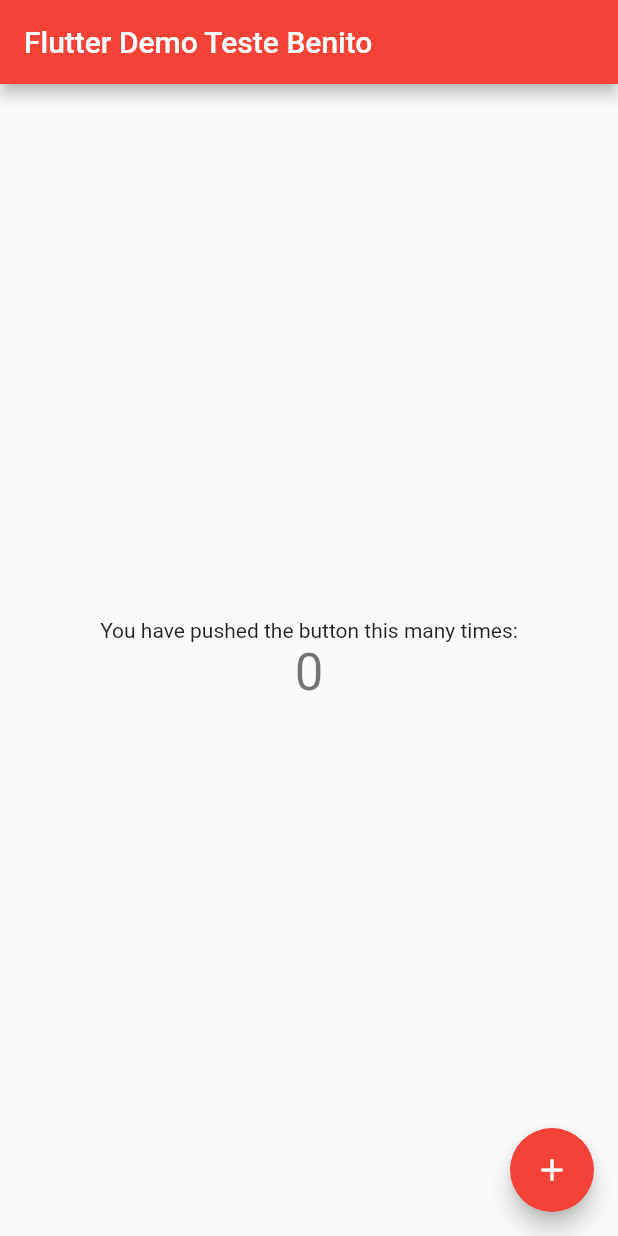
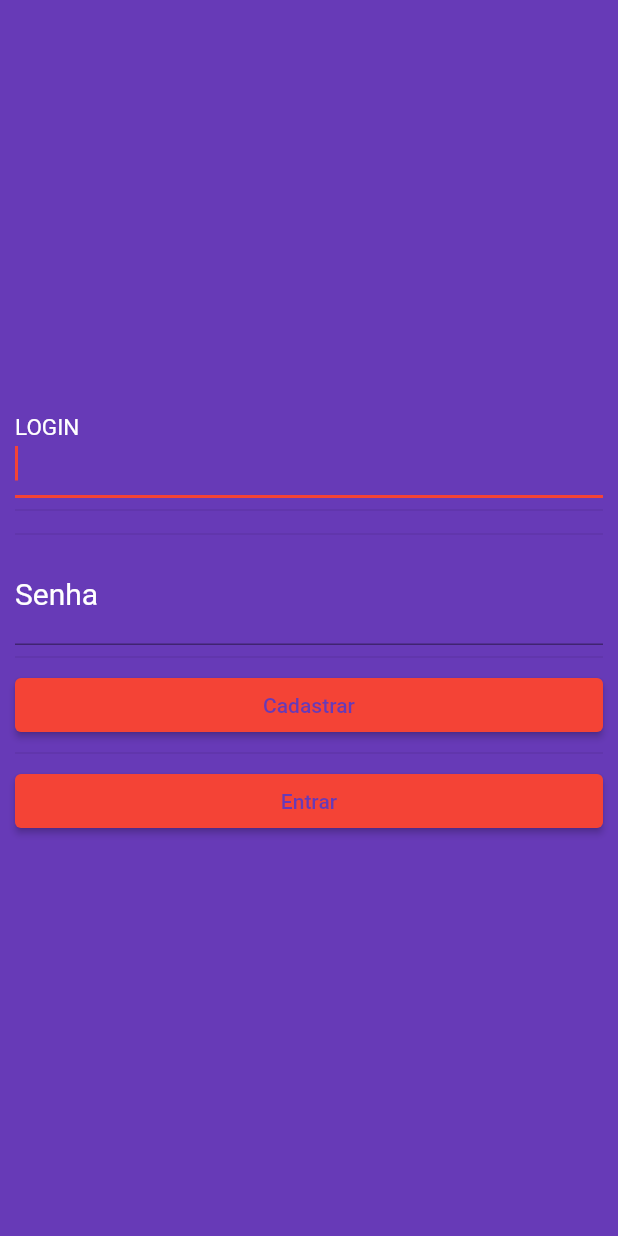
Before and after one commit to BenitoCabral/Vendas_app, a Flutter app: the screen it shows after launch, on a phone screen of 412 x 824 dp. Run offline on Flutter 3.47's test engine with Material 2 defaults, Android fonts, the phone set to English and light mode, and no system bars.

Commit message:
criando tela de login
criando tela

```diff
--- a/lib/main.dart
+++ b/lib/main.dart
@@ -1,113 +1,18 @@
 import 'package:flutter/material.dart';
+import 'package:vendas_app/pages/login.page.dart';
 
-void main() {
-  runApp(MyApp());
-}
+void main() => runApp(MyApp());
 
 class MyApp extends StatelessWidget {
   // This widget is the root of your application.
   @override
   Widget build(BuildContext context) {
     return MaterialApp(
-      title: 'Flutter Demo',
-      theme: ThemeData(
-        // This is the theme of your application.
-        //
-        // Try running your application with "flutter run". You'll see the
-        // application has a blue toolbar. Then, without quitting the app, try
-        // changing the primarySwatch below to Colors.green and then invoke
-        // "hot reload" (press "r" in the console where you ran "flutter run",
-        // or simply save your changes to "hot reload" in a Flutter IDE).
-        // Notice that the counter didn't reset back to zero; the application
-        // is not restarted.
-        primarySwatch: Colors.red,
-      ),
-      home: MyHomePage(title: 'Flutter Demo Teste Benito'),
+      title: 'MyApp',
+      debugShowCheckedModeBanner: false,
+      theme: ThemeData(primarySwatch: Colors.red),
+      home: LoginPage(),
+      //home: MyHomePage(title: 'Flutter Demo Teste Daniel'),
     );
   }
 }
-
-class MyHomePage extends StatefulWidget {
-  MyHomePage({Key? key, required this.title}) : super(key: key);
-
-  // This widget is the home page of your application. It is stateful, meaning
-  // that it has a State object (defined below) that contains fields that affect
-  // how it looks.
-
-  // This class is the configuration for the state. It holds the values (in this
-  // case the title) provided by the parent (in this case the App widget) and
-  // used by the build method of the State. Fields in a Widget subclass are
-  // always marked "final".
-
-  final String title;
-
-  @override
-  _MyHomePageState createState() => _MyHomePageState();
-}
-
-class _MyHomePageState extends State<MyHomePage> {
-  int _counter = 0;
-
-  void _incrementCounter() {
-    setState(() {
-      // This call to setState tells the Flutter framework that something has
-      // changed in this State, which causes it to rerun the build method below
-      // so that the display can reflect the updated values. If we changed
-      // _counter without calling setState(), then the build method would not be
-      // called again, and so nothing would appear to happen.
-      _counter++;
-    });
-  }
-
-  @override
-  Widget build(BuildContext context) {
-    // This method is rerun every time setState is called, for instance as done
-    // by the _incrementCounter method above.
-    //
-    // The Flutter framework has been optimized to make rerunning build methods
-    // fast, so that you can just rebuild anything that needs updating rather
-    // than having to individually change instances of widgets.
-    return Scaffold(
-      appBar: AppBar(
-        // Here we take the value from the MyHomePage object that was created by
-        // the App.build method, and use it to set our appbar title.
-        title: Text(widget.title),
-      ),
-      body: Center(
-        // Center is a layout widget. It takes a single child and positions it
-        // in the middle of the parent.
-        child: Column(
-          // Column is also a layout widget. It takes a list of children and
-          // arranges them vertically. By default, it sizes itself to fit its
-          // children horizontally, and tries to be as tall as its parent.
-          //
-          // Invoke "debug painting" (press "p" in the console, choose the
-          // "Toggle Debug Paint" action from the Flutter Inspector in Android
-          // Studio, or the "Toggle Debug Paint" command in Visual Studio Code)
-          // to see the wireframe for each widget.
-          //
-          // Column has various properties to control how it sizes itself and
-          // how it positions its children. Here we use mainAxisAlignment to
-          // center the children vertically; the main axis here is the vertical
-          // axis because Columns are vertical (the cross axis would be
-          // horizontal).
-          mainAxisAlignment: MainAxisAlignment.center,
-          children: <Widget>[
-            Text(
-              'You have pushed the button this many times:',
-            ),
-            Text(
-              '$_counter',
-              style: Theme.of(context).textTheme.headline4,
-            ),
-          ],
-        ),
-      ),
-      floatingActionButton: FloatingActionButton(
-        onPressed: _incrementCounter,
-        tooltip: 'Increment',
-        child: Icon(Icons.add),
-      ), // This trailing comma makes auto-formatting nicer for build methods.
-    );
-  }
-}
--- /dev/null
+++ b/lib/pages/login.page.dart
@@ -0,0 +1,65 @@
+import 'package:flutter/material.dart';
+
+class LoginPage extends StatefulWidget {
+  @override
+  _LoginPageState createState() => _LoginPageState();
+}
+
+class _LoginPageState extends State<LoginPage> {
+  @override
+  Widget build(BuildContext context) {
+    return Scaffold(
+      backgroundColor: Colors.deepPurple,
+      body: Padding(
+        padding: EdgeInsets.all(10),
+        child: Column(
+          crossAxisAlignment: CrossAxisAlignment.stretch,
+          mainAxisAlignment: MainAxisAlignment.center,
+          children: <Widget>[
+            TextField(
+              autofocus: true,
+              keyboardType: TextInputType.text,
+              style: new TextStyle(color: Colors.white, fontSize: 20),
+              decoration: InputDecoration(
+                  labelText: "LOGIN",
+                  labelStyle: TextStyle(color: Colors.white)),
+            ),
+            Divider(),
+            Divider(),
+            TextField(
+              autofocus: true,
+              obscureText: true,
+              keyboardType: TextInputType.number,
+              style: new TextStyle(color: Colors.white, fontSize: 20),
+              decoration: InputDecoration(
+                  labelText: "Senha",
+                  labelStyle: TextStyle(color: Colors.white)),
+            ),
+            Divider(),
+            ButtonTheme(
+              height: 60.0,
+              child: ElevatedButton(
+                onPressed: () => {},
+                child: Text(
+                  "Cadastrar",
+                  style: TextStyle(color: Colors.deepPurple),
+                ),
+              ),
+            ),
+            Divider(),
+            ButtonTheme(
+              height: 60.0,
+              child: ElevatedButton(
+                onPressed: () => {},
+                child: Text(
+                  "Entrar",
+                  style: TextStyle(color: Colors.deepPurple),
+                ),
+              ),
+            ),
+          ],
+        ),
+      ),
+    );
+  }
+}
```
